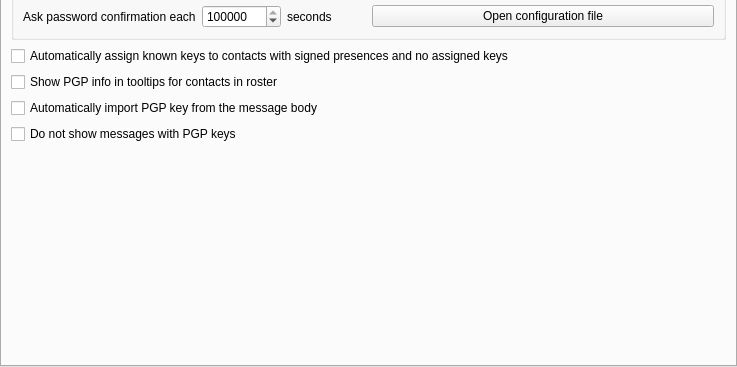
Qt form generic/openpgpplugin/src/options.ui (psi-im/plugins) before a commit; both pictures show x 0 to 737 and y 198 to 565 of the 737 by 565 pixel window.
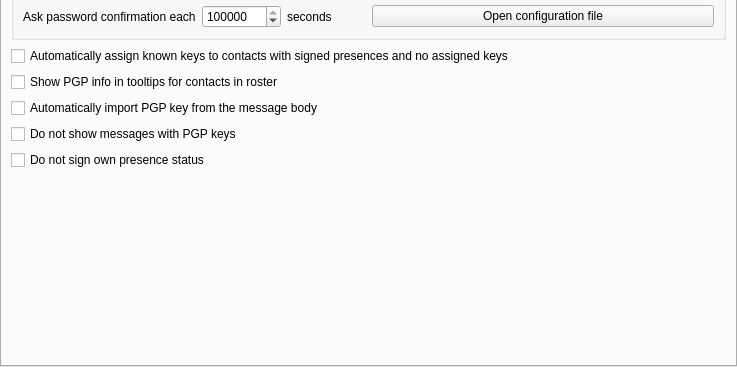
The same form after that commit. The open tabs and pages were chosen to show the change.

```diff
--- a/generic/openpgpplugin/src/options.ui
+++ b/generic/openpgpplugin/src/options.ui
@@ -358,6 +358,13 @@
          </property>
         </widget>
        </item>
+       <item>
+        <widget class="QCheckBox" name="doNotSignPresence">
+         <property name="text">
+          <string>Do not sign own presence status</string>
+         </property>
+        </widget>
+       </item>
        <item>
         <spacer name="verticalSpacer_2">
          <property name="orientation">
```
